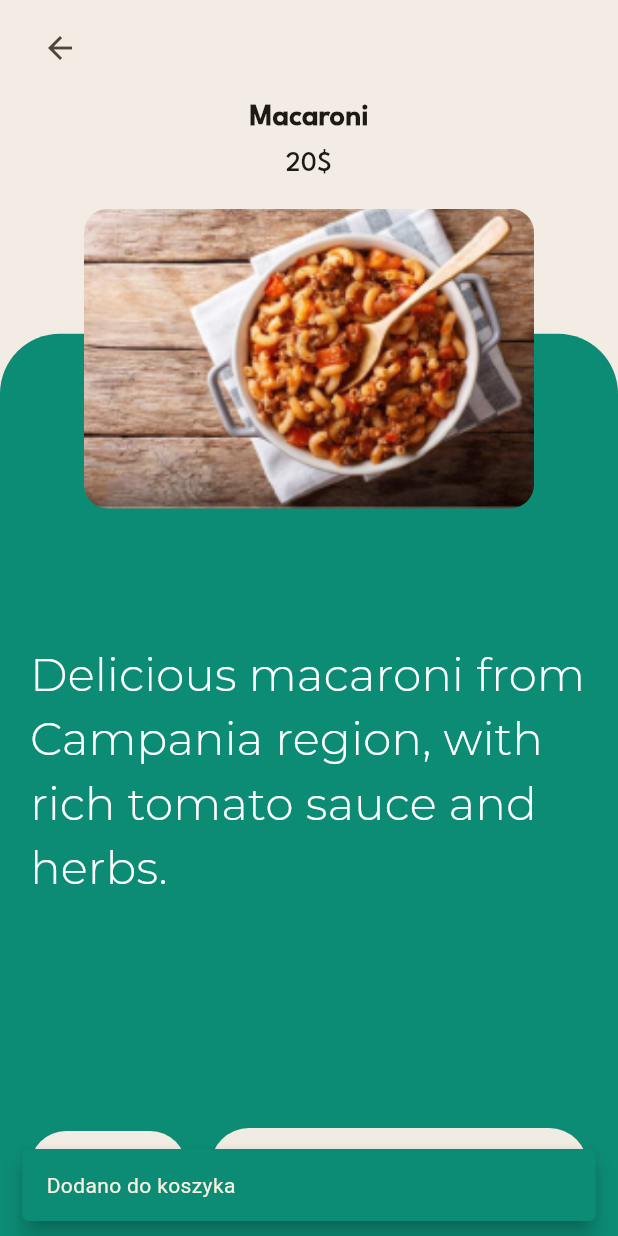
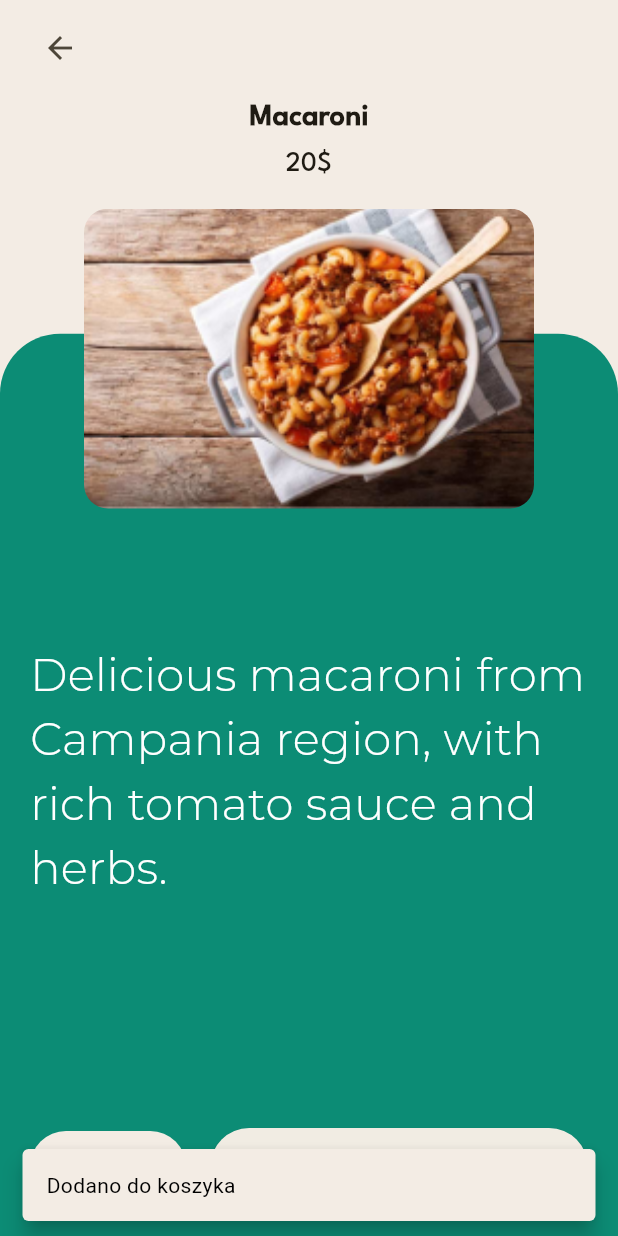
Before and after one commit to MateuszWik/Prossciutto_, a Flutter app: the FoodDetailScreen screen opened directly with empty values, after a tap on "Add to", on a phone screen of 412 x 824 dp. Run offline on Flutter 3.47's test engine with Material 3 defaults, Android fonts, the phone set to English and light mode, and no system bars; our stand-ins replace get_storage, shared_preferences; accounts and stored records are empty.

Commit message:
Merge remote-tracking branch 'origin/main'

```diff
--- a/lib/miniatures.dart
+++ b/lib/miniatures.dart
@@ -194,13 +194,15 @@ class _FoodDetailScreenState extends State<FoodDetailScreen> {
                                   existingItem.quantity += quantity;
                                 }
                               });
-
                               ScaffoldMessenger.of(context).showSnackBar(
                                 SnackBar(
-                                  content: const Text('Dodano do koszyka'),
+                                  content: const Text(
+                                    'Dodano do koszyka',
+                                    style: TextStyle(color: Colors.black),
+                                  ),
                                   duration: const Duration(seconds: 2),
                                   behavior: SnackBarBehavior.floating,
-                                  backgroundColor: Color(0xFF0C8C75),
+                                  backgroundColor: Color(0xFFF3ECE4),
                                 ),
                               );
                             },
```
